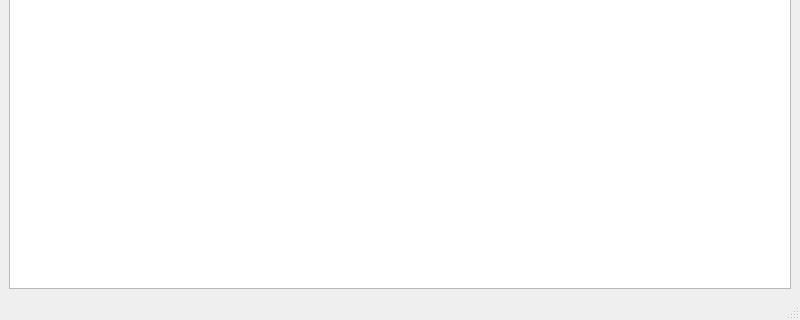
Qt form main.ui (andreyvydra/coffee_time) before a commit; both pictures show x 0 to 800 and y 280 to 600 of the 800 by 600 pixel window.
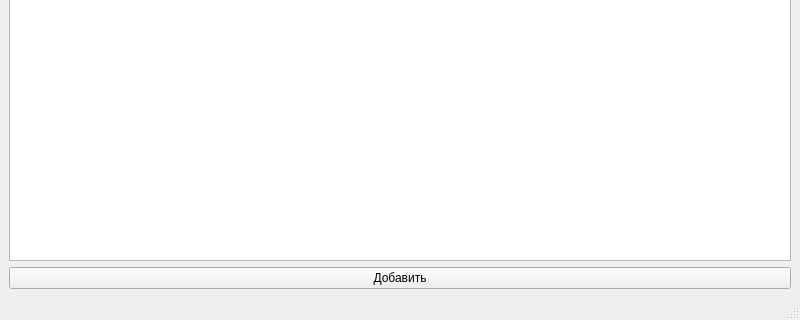
The same form after that commit.

Commit message: add: - adding sort of coffee - add dialog - button at main window

Patch:
```diff
--- a/main.ui
+++ b/main.ui
@@ -20,6 +20,13 @@
       <item row="0" column="0">
        <widget class="QTableWidget" name="tableWidget"/>
       </item>
+      <item row="1" column="0">
+       <widget class="QPushButton" name="pushButton">
+        <property name="text">
+         <string>Добавить</string>
+        </property>
+       </widget>
+      </item>
      </layout>
     </item>
    </layout>
```
The commit also changes 3 other files.
